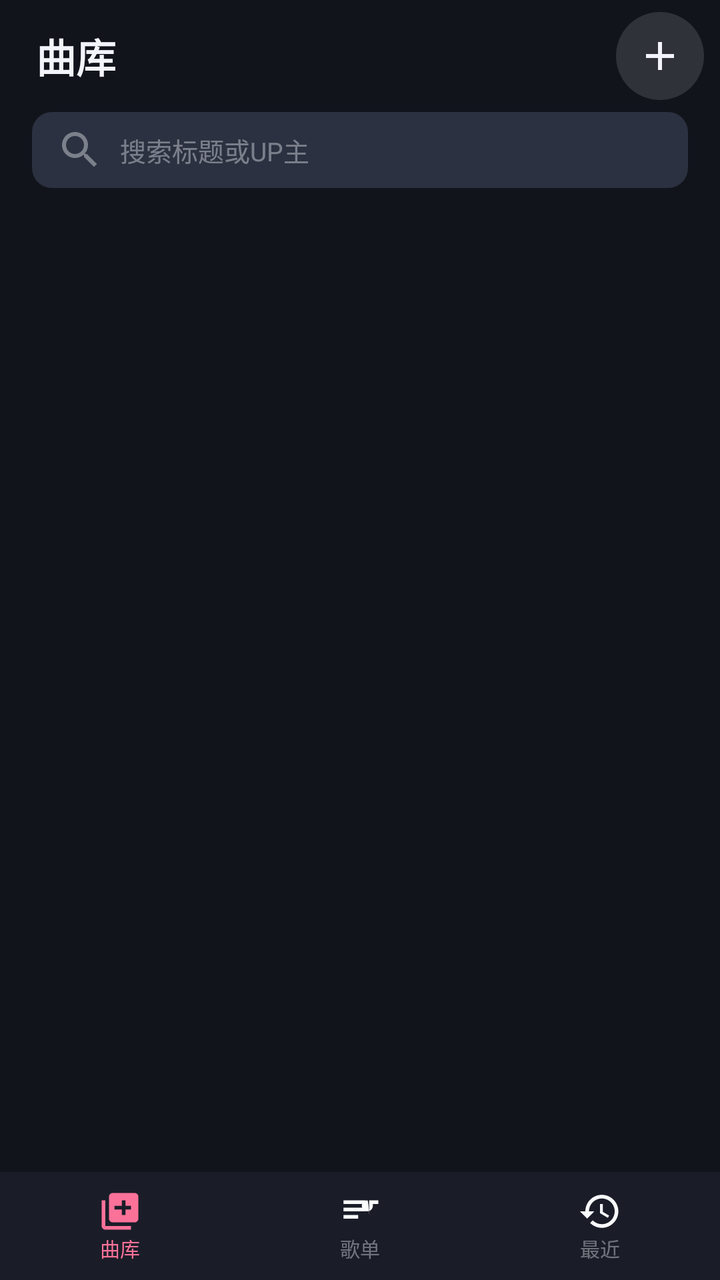
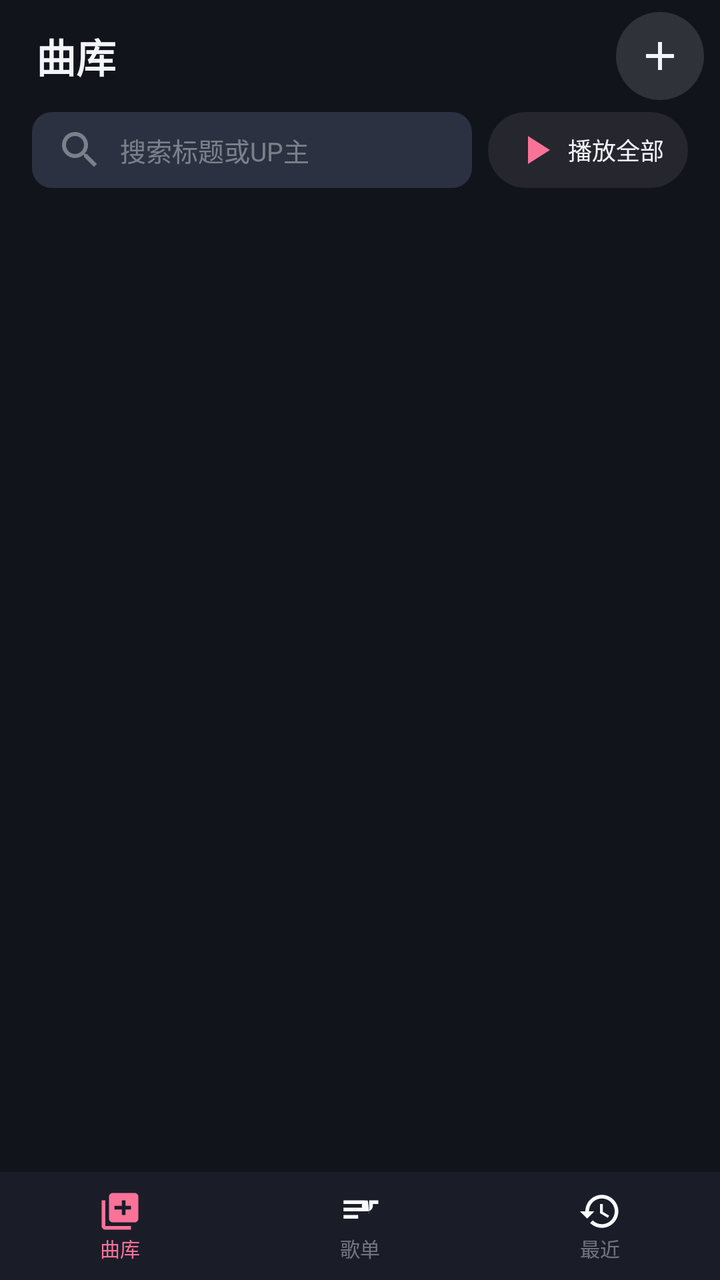

Screens rendered from an Android XML layout before and after an edit, with the pre-edit source and the edit as a unified diff.
<!-- AndroidManifest.xml: application theme AppTheme -->
<!-- res/layout/activity_main.xml -->
<?xml version="1.0" encoding="utf-8"?>
<LinearLayout xmlns:android="http://schemas.android.com/apk/res/android"
    android:layout_width="match_parent"
    android:layout_height="match_parent"
    android:background="@color/bg"
    android:orientation="vertical">

    <FrameLayout
        android:layout_width="match_parent"
        android:layout_height="0dp"
        android:layout_weight="1">

        
        <LinearLayout
            android:id="@+id/page_tracks"
            android:layout_width="match_parent"
            android:layout_height="match_parent"
            android:orientation="vertical">

            <LinearLayout
                android:layout_width="match_parent"
                android:layout_height="56dp"
                android:gravity="center_vertical"
                android:orientation="horizontal"
                android:paddingLeft="18dp"
                android:paddingRight="8dp">

                <TextView
                    style="@style/TitleText"
                    android:layout_width="0dp"
                    android:layout_height="wrap_content"
                    android:layout_weight="1"
                    android:text="@string/tab_tracks" />

                <ImageButton
                    android:id="@+id/btn_add"
                    android:layout_width="44dp"
                    android:layout_height="44dp"
                    android:background="@drawable/circle_dark"
                    android:contentDescription="@string/add_link"
                    android:src="@drawable/ic_add"
                    android:tint="@color/text" />
            </LinearLayout>

            <EditText
                android:id="@+id/search"
                android:layout_width="match_parent"
                android:layout_height="38dp"
                android:layout_marginBottom="4dp"
                android:layout_marginLeft="16dp"
                android:layout_marginRight="16dp"
                android:background="@drawable/shape_card2"
                android:drawableLeft="@drawable/ic_search"
                android:drawablePadding="8dp"
                android:drawableTint="@color/text_dim"
                android:hint="搜索标题或UP主"
                android:imeOptions="actionSearch"
                android:inputType="text"
                android:paddingLeft="12dp"
                android:paddingRight="12dp"
                android:singleLine="true"
                android:textColor="@color/text"
                android:textColorHint="@color/text_dim"
                android:textSize="13sp" />

            <FrameLayout
                android:layout_width="match_parent"
                android:layout_height="0dp"
                android:layout_weight="1">

                <ListView
                    android:id="@+id/list_tracks"
                    android:layout_width="match_parent"
                    android:layout_height="match_parent"
                    android:clipToPadding="false"
                    android:divider="@color/divider"
                    android:dividerHeight="0.5dp"
                    android:listSelector="@android:color/transparent"
                    android:paddingBottom="12dp"
                    android:scrollbarStyle="outsideOverlay" />

                <TextView
                    android:id="@+id/empty_tracks"
                    android:layout_width="match_parent"
                    android:layout_height="match_parent"
                    android:gravity="center"
                    android:lineSpacingExtra="6dp"
                    android:text="@string/empty_tracks"
                    android:textColor="@color/text_dim"
                    android:textSize="14sp"
                    android:visibility="gone" />
            </FrameLayout>
        </LinearLayout>

        
        <LinearLayout
            android:id="@+id/page_playlists"
            android:layout_width="match_parent"
            android:layout_height="match_parent"
            android:orientation="vertical"
            android:visibility="gone">

            <LinearLayout
                android:layout_width="match_parent"
                android:layout_height="56dp"
                android:gravity="center_vertical"
                android:orientation="horizontal"
                android:paddingLeft="18dp"
                android:paddingRight="8dp">

                <TextView
                    style="@style/TitleText"
                    android:layout_width="0dp"
                    android:layout_height="wrap_content"
                    android:layout_weight="1"
                    android:text="@string/tab_playlists" />

                <ImageButton
                    android:id="@+id/btn_new_pl"
                    android:layout_width="44dp"
                    android:layout_height="44dp"
                    android:background="@drawable/circle_dark"
                    android:contentDescription="新建歌单"
                    android:src="@drawable/ic_add"
                    android:tint="@color/text" />
            </LinearLayout>

            <FrameLayout
                android:layout_width="match_parent"
                android:layout_height="0dp"
                android:layout_weight="1">

                <ListView
                    android:id="@+id/list_playlists"
                    android:layout_width="match_parent"
                    android:layout_height="match_parent"
                    android:clipToPadding="false"
                    android:divider="@color/divider"
                    android:dividerHeight="0.5dp"
                    android:listSelector="@android:color/transparent"
                    android:paddingBottom="12dp"
                    android:scrollbarStyle="outsideOverlay" />

                <TextView
                    android:id="@+id/empty_playlists"
                    android:layout_width="match_parent"
                    android:layout_height="match_parent"
                    android:gravity="center"
                    android:text="@string/empty_playlists"
                    android:textColor="@color/text_dim"
                    android:textSize="14sp"
                    android:visibility="gone" />
            </FrameLayout>
        </LinearLayout>

        
        <ScrollView
            android:id="@+id/page_me"
            android:layout_width="match_parent"
            android:layout_height="match_parent"
            android:visibility="gone">

            <LinearLayout
                android:layout_width="match_parent"
                android:layout_height="wrap_content"
                android:orientation="vertical"
                android:paddingBottom="20dp">

                <LinearLayout
                    android:layout_width="match_parent"
                    android:layout_height="56dp"
                    android:gravity="center_vertical"
                    android:paddingLeft="18dp">

                    <TextView
                        style="@style/TitleText"
                        android:layout_width="wrap_content"
                        android:layout_height="wrap_content"
                        android:text="@string/tab_settings" />
                </LinearLayout>

                <LinearLayout
                    android:layout_width="match_parent"
                    android:layout_height="wrap_content"
                    android:layout_marginLeft="14dp"
                    android:layout_marginRight="14dp"
                    android:background="@drawable/shape_card"
                    android:gravity="center_vertical"
                    android:orientation="horizontal"
                    android:padding="14dp">

                    <ImageView
                        android:layout_width="28dp"
                        android:layout_height="28dp"
                        android:src="@drawable/ic_cached"
                        android:tint="@color/pink" />

                    <LinearLayout
                        android:layout_width="0dp"
                        android:layout_height="wrap_content"
                        android:layout_marginLeft="12dp"
                        android:layout_weight="1"
                        android:orientation="vertical">

                        <TextView
                            android:layout_width="wrap_content"
                            android:layout_height="wrap_content"
                            android:text="@string/storage_usage"
                            android:textColor="@color/text"
                            android:textSize="14sp" />

                        <TextView
                            android:id="@+id/tv_cache"
                            android:layout_width="wrap_content"
                            android:layout_height="wrap_content"
                            android:text="计算中..."
                            android:textColor="@color/text_dim"
                            android:textSize="12sp" />
                    </LinearLayout>

                    <Button
                        android:id="@+id/btn_clear_cache"
                        android:layout_width="wrap_content"
                        android:layout_height="36dp"
                        android:background="@drawable/ripple_round"
                        android:minWidth="0dp"
                        android:paddingLeft="14dp"
                        android:paddingRight="14dp"
                        android:text="清除"
                        android:textAllCaps="false"
                        android:textColor="@color/text"
                        android:textSize="13sp" />
                </LinearLayout>

                <LinearLayout
                    android:id="@+id/btn_settings"
                    android:layout_width="match_parent"
                    android:layout_height="56dp"
                    android:layout_marginLeft="14dp"
                    android:layout_marginRight="14dp"
                    android:layout_marginTop="10dp"
                    android:background="@drawable/shape_card"
                    android:gravity="center_vertical"
                    android:orientation="horizontal"
                    android:paddingLeft="14dp"
                    android:paddingRight="14dp">

                    <ImageView
                        android:layout_width="24dp"
                        android:layout_height="24dp"
                        android:src="@drawable/ic_settings"
                        android:tint="@color/text_sub" />

                    <TextView
                        android:layout_width="0dp"
                        android:layout_height="wrap_content"
                        android:layout_marginLeft="12dp"
                        android:layout_weight="1"
                        android:text="设置"
                        android:textColor="@color/text"
                        android:textSize="14sp" />

                    <ImageView
                        android:layout_width="20dp"
                        android:layout_height="20dp"
                        android:src="@drawable/ic_next"
                        android:tint="@color/text_dim" />
                </LinearLayout>

                <TextView
                    android:layout_width="wrap_content"
                    android:layout_height="wrap_content"
                    android:layout_marginLeft="18dp"
                    android:layout_marginTop="22dp"
                    android:text="@string/tab_recent"
                    android:textColor="@color/text"
                    android:textSize="15sp"
                    android:textStyle="bold" />

                <ListView
                    android:id="@+id/list_recent"
                    android:layout_width="match_parent"
                    android:layout_height="240dp"
                    android:layout_marginTop="6dp"
                    android:divider="@color/divider"
                    android:dividerHeight="0.5dp"
                    android:listSelector="@android:color/transparent" />

                <TextView
                    android:id="@+id/empty_recent"
                    android:layout_width="match_parent"
                    android:layout_height="wrap_content"
                    android:gravity="center"
                    android:padding="20dp"
                    android:text="@string/empty_recent"
                    android:textColor="@color/text_dim"
                    android:textSize="13sp"
                    android:visibility="gone" />

                <TextView
                    android:layout_width="wrap_content"
                    android:layout_height="wrap_content"
                    android:layout_marginLeft="18dp"
                    android:layout_marginTop="16dp"
                    android:text="从B站复制视频链接 → 分享到本App（或点曲库页 + 粘贴）\n仅个人自用，音频来源 bilibili"
                    android:textColor="@color/text_dim"
                    android:textSize="11sp" />
            </LinearLayout>
        </ScrollView>
    </FrameLayout>

    
    <LinearLayout
        android:id="@+id/mini"
        android:layout_width="match_parent"
        android:layout_height="60dp"
        android:background="@drawable/bg_mini"
        android:gravity="center_vertical"
        android:orientation="horizontal"
        android:paddingLeft="12dp"
        android:paddingRight="8dp"
        android:visibility="gone">

        <ImageView
            android:id="@+id/mini_art"
            android:layout_width="44dp"
            android:layout_height="44dp"
            android:background="@drawable/shape_card2"
            android:scaleType="centerCrop"
            android:src="@drawable/ic_music_note" />

        <LinearLayout
            android:layout_width="0dp"
            android:layout_height="wrap_content"
            android:layout_marginLeft="10dp"
            android:layout_weight="1"
            android:orientation="vertical">

            <TextView
                android:id="@+id/mini_title"
                android:layout_width="wrap_content"
                android:layout_height="wrap_content"
                android:ellipsize="end"
                android:singleLine="true"
                android:text=""
                android:textColor="@color/text"
                android:textSize="13sp" />

            <TextView
                android:id="@+id/mini_sub"
                android:layout_width="wrap_content"
                android:layout_height="wrap_content"
                android:ellipsize="end"
                android:singleLine="true"
                android:text=""
                android:textColor="@color/text_dim"
                android:textSize="11sp" />
        </LinearLayout>

        <ImageButton
            android:id="@+id/mini_play"
            android:layout_width="44dp"
            android:layout_height="44dp"
            android:background="@null"
            android:contentDescription="@string/play"
            android:src="@drawable/ic_play"
            android:tint="@color/text" />

        <ImageButton
            android:id="@+id/mini_next"
            android:layout_width="44dp"
            android:layout_height="44dp"
            android:background="@null"
            android:contentDescription="下一首"
            android:src="@drawable/ic_next"
            android:tint="@color/text_sub" />
    </LinearLayout>

    
    <LinearLayout
        android:id="@+id/nav"
        android:layout_width="match_parent"
        android:layout_height="54dp"
        android:background="@drawable/bg_nav"
        android:orientation="horizontal">

        <LinearLayout
            android:id="@+id/tab_tracks"
            android:layout_width="0dp"
            android:layout_height="match_parent"
            android:layout_weight="1"
            android:gravity="center"
            android:orientation="vertical">

            <ImageView
                android:id="@+id/icon_tracks"
                android:layout_width="22dp"
                android:layout_height="22dp"
                android:src="@drawable/ic_library"
                android:tint="@color/pink" />

            <TextView
                style="@style/TabText"
                android:layout_width="wrap_content"
                android:layout_height="wrap_content"
                android:text="@string/tab_tracks"
                android:textColor="@color/pink" />
        </LinearLayout>

        <LinearLayout
            android:id="@+id/tab_playlists"
            android:layout_width="0dp"
            android:layout_height="match_parent"
            android:layout_weight="1"
            android:gravity="center"
            android:orientation="vertical">

            <ImageView
                android:id="@+id/icon_playlists"
                android:layout_width="22dp"
                android:layout_height="22dp"
                android:src="@drawable/ic_queue"
                android:tint="@color/text_dim" />

            <TextView
                style="@style/TabText"
                android:layout_width="wrap_content"
                android:layout_height="wrap_content"
                android:text="@string/tab_playlists" />
        </LinearLayout>

        <LinearLayout
            android:id="@+id/tab_me"
            android:layout_width="0dp"
            android:layout_height="match_parent"
            android:layout_weight="1"
            android:gravity="center"
            android:orientation="vertical">

            <ImageView
                android:id="@+id/icon_me"
                android:layout_width="22dp"
                android:layout_height="22dp"
                android:src="@drawable/ic_history"
                android:tint="@color/text_dim" />

            <TextView
                style="@style/TabText"
                android:layout_width="wrap_content"
                android:layout_height="wrap_content"
                android:text="@string/tab_recent" />
        </LinearLayout>
    </LinearLayout>
</LinearLayout>
<!-- resources referenced by this layout -->
<resources>
  <color name="bg">#FF12141C</color>
  <color name="divider">#22FFFFFF</color>
  <color name="pink">#FFFB7299</color>
  <color name="text">#FFF2F4FA</color>
  <color name="text_dim">#66F2F4FA</color>
  <color name="text_sub">#99F2F4FA</color>
  <!-- drawable bg_mini (drawable) -->
  <?xml version="1.0" encoding="utf-8"?>
  <shape xmlns:android="http://schemas.android.com/apk/res/android" android:shape="rectangle">
      <solid android:color="#F2282E3D" />
  </shape>
  <!-- drawable bg_nav (drawable) -->
  <?xml version="1.0" encoding="utf-8"?>
  <shape xmlns:android="http://schemas.android.com/apk/res/android" android:shape="rectangle">
      <solid android:color="@color/bg_soft" />
  </shape>
  <!-- drawable circle_dark (drawable) -->
  <?xml version="1.0" encoding="utf-8"?>
  <shape xmlns:android="http://schemas.android.com/apk/res/android" android:shape="oval">
      <solid android:color="#20FFFFFF" />
  </shape>
  <!-- drawable ic_add (drawable) -->
  <?xml version="1.0" encoding="utf-8"?>
  <vector xmlns:android="http://schemas.android.com/apk/res/android"
      android:width="24dp"
      android:height="24dp"
      android:viewportWidth="24.0"
      android:viewportHeight="24.0">
      <path
          android:fillColor="#FFFFFFFF"
          android:pathData="M19,13h-6v6h-2v-6H5v-2h6V5h2v6h6v2z" />
  </vector>
  <!-- drawable ic_next (drawable) -->
  <?xml version="1.0" encoding="utf-8"?>
  <vector xmlns:android="http://schemas.android.com/apk/res/android"
      android:width="24dp"
      android:height="24dp"
      android:viewportWidth="24.0"
      android:viewportHeight="24.0">
      <path
          android:fillColor="#FFFFFFFF"
          android:pathData="M6,18l8.5,-6L6,6v12zM16,6v12h2V6h-2z" />
  </vector>
  <!-- drawable ic_play (drawable) -->
  <?xml version="1.0" encoding="utf-8"?>
  <vector xmlns:android="http://schemas.android.com/apk/res/android"
      android:width="24dp"
      android:height="24dp"
      android:viewportWidth="24.0"
      android:viewportHeight="24.0">
      <path
          android:fillColor="#FFFFFFFF"
          android:pathData="M8,5v14l11,-7z" />
  </vector>
  <!-- drawable ripple_round (drawable) -->
  <?xml version="1.0" encoding="utf-8"?>
  <shape xmlns:android="http://schemas.android.com/apk/res/android" android:shape="rectangle">
      <solid android:color="#14FFFFFF" />
      <corners android:radius="24dp" />
  </shape>
  <!-- drawable shape_card (drawable) -->
  <?xml version="1.0" encoding="utf-8"?>
  <shape xmlns:android="http://schemas.android.com/apk/res/android" android:shape="rectangle">
      <solid android:color="@color/bg_card" />
      <corners android:radius="14dp" />
  </shape>
  <!-- drawable shape_card2 (drawable) -->
  <?xml version="1.0" encoding="utf-8"?>
  <shape xmlns:android="http://schemas.android.com/apk/res/android" android:shape="rectangle">
      <solid android:color="@color/bg_card_2" />
      <corners android:radius="10dp" />
  </shape>
  <string name="add_link">添加链接</string>
  <string name="empty_playlists">还没有歌单</string>
  <string name="empty_recent">还没有播放记录</string>
  <string name="empty_tracks">还没有曲目\n点击右上角 + 添加B站视频链接</string>
  <string name="play">播放</string>
  <string name="storage_usage">缓存占用</string>
  <string name="tab_playlists">歌单</string>
  <string name="tab_recent">最近</string>
  <string name="tab_settings">我的</string>
  <string name="tab_tracks">曲库</string>
  <style name="TabText">
          <item name="android:textSize">10sp</item>
          <item name="android:textColor">@color/text_dim</item>
          <item name="android:gravity">center</item>
          <item name="android:singleLine">true</item>
      </style>
  <style name="TitleText">
          <item name="android:textSize">20sp</item>
          <item name="android:textColor">@color/text</item>
          <item name="android:textStyle">bold</item>
      </style>
  <color name="bg_soft">#FF1A1D28</color>
  <color name="bg_card">#FF222634</color>
  <color name="bg_card_2">#FF2C3141</color>
  <!-- unchanged entries left out for length: 8 -->
</resources>

<!-- the commit's change to res/layout/activity_main.xml (unified diff, before → after) -->
@@ -42,14 +42,21 @@
                     android:tint="@color/text" />
             </LinearLayout>
 
-            <EditText
-                android:id="@+id/search"
+            <LinearLayout
                 android:layout_width="match_parent"
-                android:layout_height="38dp"
+                android:layout_height="wrap_content"
                 android:layout_marginBottom="4dp"
                 android:layout_marginLeft="16dp"
                 android:layout_marginRight="16dp"
-                android:background="@drawable/shape_card2"
+                android:gravity="center_vertical"
+                android:orientation="horizontal">
+
+                <EditText
+                    android:id="@+id/search"
+                    android:layout_width="0dp"
+                    android:layout_height="38dp"
+                    android:layout_weight="1"
+                    android:background="@drawable/shape_card2"
                 android:drawableLeft="@drawable/ic_search"
                 android:drawablePadding="8dp"
                 android:drawableTint="@color/text_dim"
@@ -62,6 +69,24 @@
                 android:textColor="@color/text"
                 android:textColorHint="@color/text_dim"
                 android:textSize="13sp" />
+
+                <Button
+                    android:id="@+id/btn_play_filter"
+                    android:layout_width="wrap_content"
+                    android:layout_height="38dp"
+                    android:layout_marginLeft="8dp"
+                    android:background="@drawable/ripple_round"
+                    android:drawableLeft="@drawable/ic_play"
+                    android:drawablePadding="4dp"
+                    android:drawableTint="@color/pink"
+                    android:minWidth="0dp"
+                    android:paddingLeft="12dp"
+                    android:paddingRight="12dp"
+                    android:text="播放全部"
+                    android:textAllCaps="false"
+                    android:textColor="@color/text"
+                    android:textSize="12sp" />
+            </LinearLayout>
 
             <FrameLayout
                 android:layout_width="match_parent"
@@ -310,16 +335,21 @@
     </FrameLayout>
 
     
-    <LinearLayout
-        android:id="@+id/mini"
+    <FrameLayout
+        android:id="@+id/mini_wrap"
         android:layout_width="match_parent"
-        android:layout_height="60dp"
-        android:background="@drawable/bg_mini"
-        android:gravity="center_vertical"
-        android:orientation="horizontal"
-        android:paddingLeft="12dp"
-        android:paddingRight="8dp"
+        android:layout_height="wrap_content"
         android:visibility="gone">
+
+        <LinearLayout
+            android:id="@+id/mini"
+            android:layout_width="match_parent"
+            android:layout_height="60dp"
+            android:background="@drawable/bg_mini"
+            android:gravity="center_vertical"
+            android:orientation="horizontal"
+            android:paddingLeft="12dp"
+            android:paddingRight="8dp">
 
         <ImageView
             android:id="@+id/mini_art"
@@ -357,24 +387,40 @@
                 android:textSize="11sp" />
         </LinearLayout>
 
-        <ImageButton
-            android:id="@+id/mini_play"
-            android:layout_width="44dp"
-            android:layout_height="44dp"
-            android:background="@null"
-            android:contentDescription="@string/play"
-            android:src="@drawable/ic_play"
-            android:tint="@color/text" />
-
-        <ImageButton
-            android:id="@+id/mini_next"
-            android:layout_width="44dp"
-            android:layout_height="44dp"
-            android:background="@null"
-            android:contentDescription="下一首"
-            android:src="@drawable/ic_next"
-            android:tint="@color/text_sub" />
-    </LinearLayout>
+            <ProgressBar
+                android:id="@+id/mini_load"
+                style="?android:attr/progressBarStyleSmall"
+                android:layout_width="20dp"
+                android:layout_height="20dp"
+                android:indeterminate="true"
+                android:visibility="gone" />
+
+            <ImageButton
+                android:id="@+id/mini_play"
+                android:layout_width="44dp"
+                android:layout_height="44dp"
+                android:background="@null"
+                android:contentDescription="@string/play"
+                android:src="@drawable/ic_play"
+                android:tint="@color/text" />
+
+            <ImageButton
+                android:id="@+id/mini_next"
+                android:layout_width="44dp"
+                android:layout_height="44dp"
+                android:background="@null"
+                android:contentDescription="下一首"
+                android:src="@drawable/ic_next"
+                android:tint="@color/text_sub" />
+        </LinearLayout>
+
+        <View
+            android:id="@+id/mini_prog"
+            android:layout_width="0dp"
+            android:layout_height="2dp"
+            android:layout_gravity="bottom|start"
+            android:background="@color/pink" />
+    </FrameLayout>
 
     
     <LinearLayout
